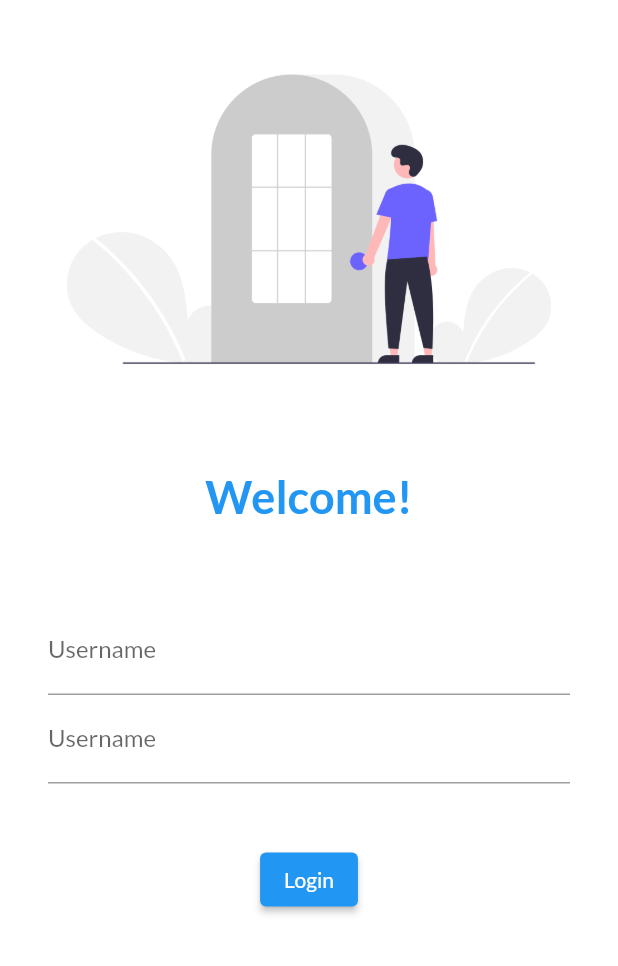
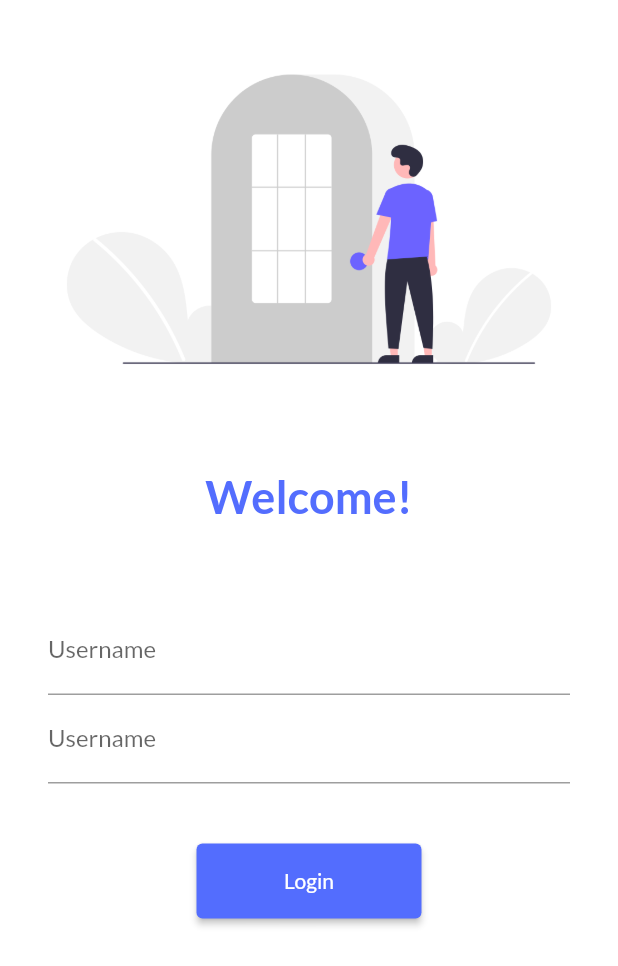
Before and after one commit to ruxrup/learningFlutter, a Flutter app: the screen it shows after launch, on a phone screen of 412 x 824 dp. Shown: the top 966 px of the screen. Run offline on Flutter 3.47's test engine with Material 2 defaults, Android fonts, the phone set to English and light mode, and no system bars; our stand-ins replace google_fonts.

Commit message:
Commit Done

```diff
--- a/flutter_application_1/lib/Screens/login.dart
+++ b/flutter_application_1/lib/Screens/login.dart
@@ -1,4 +1,5 @@
 import "package:flutter/material.dart";
+import 'package:flutter_application_1/utils/routes.dart';
 
 class login extends StatelessWidget {
   const login({Key? key}) : super(key: key);
@@ -7,6 +8,7 @@ class login extends StatelessWidget {
   Widget build(BuildContext context) {
     return Material(
         color: Colors.white,
+        child: SingleChildScrollView(
           child: Column(
             children: [
               SizedBox(
@@ -23,7 +25,7 @@ class login extends StatelessWidget {
                 "Welcome!",
                 style: TextStyle(
                   fontSize: 30,
-                color: Colors.blue,
+                  color: Colors.indigoAccent,
                   fontWeight: FontWeight.bold,
                 ),
               ),
@@ -31,7 +33,8 @@ class login extends StatelessWidget {
                 height: 40,
               ),
               Padding(
-              padding: const EdgeInsets.symmetric(vertical: 16, horizontal: 32),
+                padding:
+                    const EdgeInsets.symmetric(vertical: 16, horizontal: 32),
                 child: Column(
                   children: [
                     TextFormField(
@@ -47,7 +50,10 @@ class login extends StatelessWidget {
                       height: 40,
                     ),
                     ElevatedButton(
-                      onPressed: () {},
+                        onPressed: () {
+                          Navigator.pushNamed(context, MyRoutes.Home);
+                        },
+                        style: TextButton.styleFrom(minimumSize: Size(150, 50)),
                         child: Text(
                           "Login",
                         ))
@@ -55,6 +61,7 @@ class login extends StatelessWidget {
                 ),
               )
             ],
+          ),
         ));
   }
 }
--- a/flutter_application_1/lib/main.dart
+++ b/flutter_application_1/lib/main.dart
@@ -1,5 +1,6 @@
 import 'package:flutter/material.dart';
 import 'package:flutter_application_1/Screens/Home.dart';
+import 'package:flutter_application_1/utils/routes.dart';
 import 'package:google_fonts/google_fonts.dart';
 import 'Screens/login.dart';
 import "package:google_fonts/google_fonts.dart";
@@ -14,16 +15,19 @@ class myapp extends StatelessWidget {
   @override
   Widget build(BuildContext context) {
     return MaterialApp(
-      initialRoute: "/login",
-      routes: {"/": (context) => Home(), "/login": (context) => login()},
+      initialRoute: MyRoutes.Login,
+      routes: {
+        MyRoutes.Home: (context) => Home(),
+        MyRoutes.Login: (context) => login()
+      },
       themeMode: ThemeMode.light,
       darkTheme: ThemeData(brightness: Brightness.dark),
       theme: ThemeData(
           colorScheme: ColorScheme(
               brightness: Brightness.light,
-              primary: Colors.blue,
+              primary: Colors.indigoAccent,
               onPrimary: Colors.white,
-              secondary: Colors.cyan,
+              secondary: Colors.indigoAccent,
               onSecondary: Colors.white,
               error: Colors.black,
               onError: Colors.white,
--- /dev/null
+++ b/flutter_application_1/lib/utils/routes.dart
@@ -0,0 +1,7 @@
+import 'package:flutter_application_1/Screens/Home.dart';
+import 'package:flutter_application_1/Screens/login.dart';
+
+class MyRoutes {
+  static String Home = "/home";
+  static String Login = "/login";
+}
```
Lines whose indentation alone changed are shown as unchanged.
